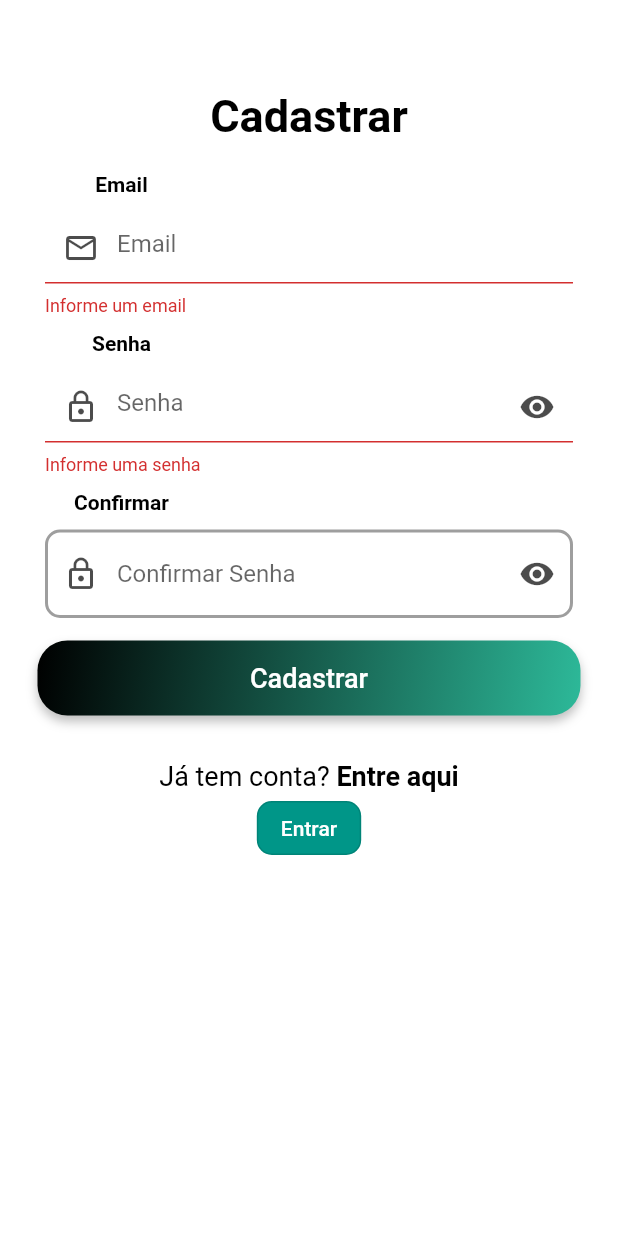
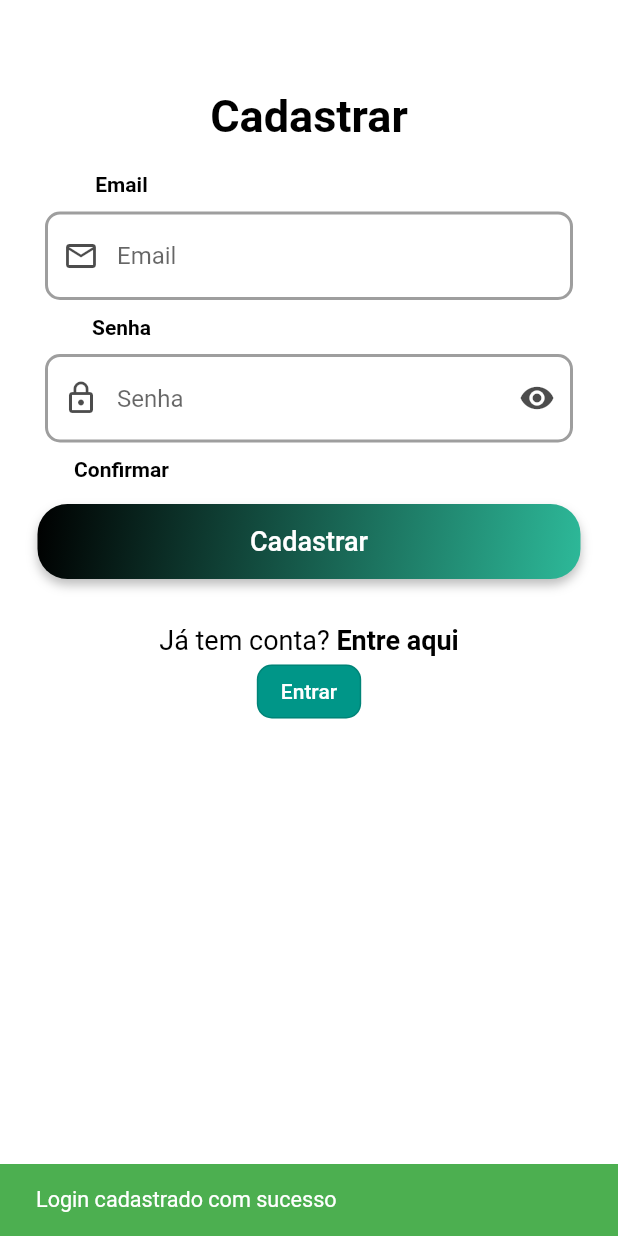
Before and after one commit to dimasmikael/konsi_app, a Flutter app: the RegistrationPage screen opened by its route, after a tap on "Cadastrar", on a phone screen of 412 x 824 dp. Run offline on Flutter 3.47's test engine with Material 2 defaults, Android fonts, the light colour scheme and no system bars; our stand-ins replace animated_splash_screen, convex_bottom_bar, firebase_auth, firebase_core, flutter_platform_widgets, flutter_staggered_animations and 3 more; accounts and stored records are empty; network calls fail; Roboto replaces fonts that are missing (OpenSans).

```diff
--- a/lib/app/data/models/user_model.dart
+++ b/lib/app/data/models/user_model.dart
@@ -1,51 +1,51 @@
+// class UserModel {
+//   String uid;
+//   String? email;
+//   String? password;
+//
+//   UserModel({
+//     required this.uid,
+//     this.email,
+//     this.password,
+//   });
+// }
+
 class UserModel {
-  String uid;
-  String? email;
-  String? password;
+  String? _idUser;
+  String? _name;
+  String? _email;
+  String? _password;
 
-  UserModel({
-    required this.uid,
-    this.email,
-    this.password,
-  });
+  UserModel();
+
+  Map<String, dynamic> toMap() {
+    Map<String, dynamic> map = {"idUser": idUser, "name": name, "email": email};
+
+    return map;
+  }
+
+  String get password => _password!;
+
+  set password(String value) {
+    _password = value;
+  }
+
+  String get email => _email!;
+
+  set email(String value) {
+    _email = value;
+  }
+
+
+  String get name => _name!;
+
+  set name(String value) {
+    _name = value;
+  }
+
+  String get idUser => _idUser!;
+
+  set idUser(String value) {
+    _idUser = value;
+  }
 }
-
-// class UserModel {
-//   String? _idUser;
-//   String? _name;
-//   String? _email;
-//   String? _password;
-//
-//   UserModel();
-//
-//   Map<String, dynamic> toMap() {
-//     Map<String, dynamic> map = {"idUser": idUser, "name": name, "email": email};
-//
-//     return map;
-//   }
-//
-//   String get password => _password!;
-//
-//   set password(String value) {
-//     _password = value;
-//   }
-//
-//   String get email => _email!;
-//
-//   set email(String value) {
-//     _email = value;
-//   }
-//
-//
-//   String get name => _name!;
-//
-//   set name(String value) {
-//     _name = value;
-//   }
-//
-//   String get idUser => _idUser!;
-//
-//   set idUser(String value) {
-//     _idUser = value;
-//   }
-// }
--- a/lib/app/data/providers/auth_provider.dart
+++ b/lib/app/data/providers/auth_provider.dart
@@ -1,92 +1,111 @@
 import 'package:flutter/material.dart';
 import 'package:firebase_auth/firebase_auth.dart';
 import 'package:konsi_app/app/data/models/user_model.dart';
-
-enum Status {
-  Uninitialized,
-  Authenticated,
-  Authenticating,
-  Unauthenticated,
-  Registering
-}
+import 'package:konsi_app/app/routes/routes.dart';
+import 'package:konsi_app/app/ui/android/components/alerts/alert.dart';
 
 class AuthProvider extends ChangeNotifier {
-  late FirebaseAuth _auth;
+  FirebaseAuth _auth = FirebaseAuth.instance;
+  Alert _alert = Alert();
+  User? loggedUser;
 
-  Status _status = Status.Uninitialized;
-
-  Status get status => _status;
-
-  AuthProvider() {
-    //initialise object
-    _auth = FirebaseAuth.instance;
-
-    //listener for authentication changes such as user sign in and sign out
-    _auth.authStateChanges().listen(onAuthStateChanged);
+  checkLoggedUser() {
+    loggedUser = _auth.currentUser;
+    return loggedUser;
   }
 
-  UserModel _userFromFirebase(User? user) {
-    if (user == null) {
-      return UserModel(uid: 'null');
+  Future registerWithEmailAndPassword(
+      UserModel? user, BuildContext? context) async {
+    try {
+      notifyListeners();
+      _auth
+          .createUserWithEmailAndPassword(
+              email: user!.email, password: user.password)
+          .then(
+        (firebaseUser) {
+          Navigator.pushReplacementNamed(context!, Routes.home);
+        },
+      );
+      _alert.success(context!, 'Login cadastrado com sucesso');
+    } on FirebaseAuthException catch (error) {
+      print(error);
+      notifyListeners();
+      _alert.error(
+        context!,
+        error.toString(),
+      );
+    } catch (e) {
+      notifyListeners();
+      print(e);
+      _alert.error(
+        context!,
+        e.toString(),
+      );
     }
-
-    return UserModel(
-      uid: user.uid,
-      email: user.email,
-    );
+    return null;
   }
 
-  Future<void> onAuthStateChanged(User? firebaseUser) async {
-    if (firebaseUser == null) {
-      _status = Status.Unauthenticated;
-    } else {
-      _userFromFirebase(firebaseUser);
-      _status = Status.Authenticated;
+  Future signInWithEmailAndPassword(
+      UserModel? user, BuildContext context) async {
+    try {
+      await _auth
+          .signInWithEmailAndPassword(
+              email: user!.email, password: user!.password)
+          .then(
+        (firebaseUser) {
+          Navigator.of(context).pushReplacementNamed(Routes.home);
+        },
+      );
+      notifyListeners();
+
+      _alert.success(context!, 'Sucesso!');
+    } on FirebaseAuthException catch (error) {
+      notifyListeners();
+      print(error);
+      _alert.error(
+        context!,
+        error.toString(),
+      );
+    } catch (e) {
+      notifyListeners();
+      print(e);
+      _alert.error(
+        context!,
+        e.toString(),
+      );
     }
-    notifyListeners();
-  }
-
-
-  Future<UserModel> registerWithEmailAndPassword(
-      String email, String password) async {
-    try {
-      _status = Status.Registering;
-      notifyListeners();
-      final UserCredential result = await _auth.createUserWithEmailAndPassword(
-          email: email, password: password);
-
-      return _userFromFirebase(result.user);
-    } catch (e) {
-      print("Error on the new user registration = " + e.toString());
-      _status = Status.Unauthenticated;
-      notifyListeners();
-      return UserModel( uid: 'null');
-    }
-  }
-
-
-  Future<bool> signInWithEmailAndPassword(String email, String password) async {
-    try {
-      _status = Status.Authenticating;
-      notifyListeners();
-      await _auth.signInWithEmailAndPassword(email: email, password: password);
-      return true;
-    } catch (e) {
-      print("Error on the sign in = " + e.toString());
-      _status = Status.Unauthenticated;
-      notifyListeners();
-      return false;
-    }
+    return null;
   }
 
   Future<void> sendPasswordResetEmail(String email) async {
     await _auth.sendPasswordResetEmail(email: email);
   }
 
-  Future signOut() async {
-    _auth.signOut();
-    _status = Status.Unauthenticated;
-    notifyListeners();
-    return Future.delayed(Duration.zero);
+  Future signOut(BuildContext context, [bool mounted = true]) async {
+    try {
+      await _auth.signOut().then(
+        (firebaseUser) {
+          Navigator.of(context).pushNamedAndRemoveUntil(
+              Routes.login, (Route<dynamic> route) => false);
+        },
+      );
+      notifyListeners();
+      if (!mounted) return;
+      _alert.success(context, 'Deslogado com sucesso');
+    } on FirebaseAuthException catch (error) {
+      notifyListeners();
+      print(error);
+      _alert.error(
+        context,
+        error.toString(),
+      );
+    } catch (e) {
+      notifyListeners();
+      print(e);
+      _alert.error(
+        context,
+        e.toString(),
+      );
+    }
   }
 }
--- /dev/null
+++ b/lib/app/ui/android/components/alerts/alert.dart
@@ -0,0 +1,35 @@
+import 'package:flutter/material.dart';
+import 'package:konsi_app/app/ui/android/components/style/text_style.dart';
+
+
+class Alert {
+  void error(BuildContext context, String text, [TextStyle? textStyle]) {
+    ScaffoldMessenger.of(context).showSnackBar(
+      SnackBar(
+        content: textAlert(text),
+        backgroundColor: Colors.red,
+        action: SnackBarAction(
+          label: "",
+          textColor: Colors.white,
+          onPressed: () {},
+        ),
+      ),
+    );
+  }
+
+  void success(BuildContext context, String text, [TextStyle? textStyle]) {
+    ScaffoldMessenger.of(context).showSnackBar(
+      SnackBar(
+        content: textAlert(
+          text,
+        ),
+        backgroundColor: Colors.green,
+        action: SnackBarAction(
+          label: "",
+          textColor: Colors.white,
+          onPressed: () {},
+        ),
+      ),
+    );
+  }
+}
--- a/lib/app/ui/android/components/style/text_style.dart
+++ b/lib/app/ui/android/components/style/text_style.dart
@@ -1,4 +1,5 @@
 import 'package:flutter/material.dart';
+import 'package:konsi_app/app/ui/android/components/widget_size_configuration/size_config.dart';
 
 Widget textFormSignIn(String text) {
   return Text(
@@ -40,3 +41,14 @@ Widget textLabelInput(String text) {
     ),
   );
 }
+
+
+Widget textAlert(String texto) {
+  return Text(
+    texto,
+    maxLines: 5,
+    style: TextStyle(
+      fontSize: WidgetSizeConfig.safeBlockHorizontal! * 3.5,
+    ),
+  );
+}
--- a/lib/app/ui/android/pages/auth/register_page.dart
+++ b/lib/app/ui/android/pages/auth/register_page.dart
@@ -19,12 +19,13 @@ class RegistrationPage extends StatefulWidget {
 
 class _RegistrationPageState extends State<RegistrationPage>
     with ValidationMixin {
-  late TextEditingController _emailController;
-  late TextEditingController _passwordController;
-  late TextEditingController _confirmPasswordController;
+  TextEditingController _emailController = TextEditingController();
+  TextEditingController _passwordController = TextEditingController();
+  TextEditingController _confirmPasswordController = TextEditingController();
   final _formKey = GlobalKey<FormState>();
   final _scaffoldKey = GlobalKey<ScaffoldState>();
   bool _isObscure = true;
+  UserModel? user = UserModel();
   @override
   void initState() {
     super.initState();
@@ -79,6 +80,11 @@ class _RegistrationPageState extends State<RegistrationPage>
   Widget build(BuildContext context) {
     WidgetSizeConfig().init(context);
     final authProvider = Provider.of<AuthProvider>(context);
+
+    setState(() {
+      user?.email = _emailController.text;
+      user?.password = _passwordController.text;
+    });
 
     return Scaffold(
       key: _scaffoldKey,
@@ -151,72 +157,65 @@ class _RegistrationPageState extends State<RegistrationPage>
                 textLabelInput(
                   'Confirmar',
                 ),
-                CustomInputForm(
-                  controller: _confirmPasswordController,
-                  icon: Icons.lock_outline,
-                  suffixIcon: IconButton(
-                    color: Colors.black.withOpacity(.7),
-                    onPressed: () {
-                      setState(
-                        () {
-                          _isObscure = !_isObscure;
-                        },
-                      );
-                    },
-                    icon: Icon(
-                      _isObscure ? Icons.visibility : Icons.visibility_off,
-                    ),
-                  ),
-                  hint: "Confirmar Senha",
-                  keyboardType: TextInputType.text,
-                  obscureText: _isObscure,
-                  validator: (val) => combine(
-                    [
-                      () => confirmPassword(
-                          val,
-                          val != _passwordController.text
-                              ? 'As senhas devem ser iguais'
-                              : '3232'),
-
-                    ],
-                  ),
-                ),
-                authProvider.status == Status.Registering
-                    ? const Center(
-                        child: CircularProgressIndicator(),
-                      )
-                    : CustomdButtonFormWidget(
+                // CustomInputForm(
+                //   controller: _confirmPasswordController,
+                //   icon: Icons.lock_outline,
+                //   suffixIcon: IconButton(
+                //     color: Colors.black.withOpacity(.7),
+                //     onPressed: () {
+                //       setState(
+                //         () {
+                //           _isObscure = !_isObscure;
+                //         },
+                //       );
+                //     },
+                //     icon: Icon(
+                //       _isObscure ? Icons.visibility : Icons.visibility_off,
+                //     ),
+                //   ),
+                //   hint: "Confirmar Senha",
+                //   keyboardType: TextInputType.text,
+                //   obscureText: _isObscure,
+                //   validator: (val) => combine(
+                //     [
+                //       () => confirmPassword(
+                //           val,
+                //           val != _passwordController.text
+                //               ? 'As senhas devem ser iguais'
+                //               : '3232'),
+                //
+                //     ],
+                //   ),
+                // ),
+                CustomdButtonFormWidget(
                     buttonText: 'Cadastrar',
                     width: WidgetSizeConfig.screenWidth! * 10,
                     onpressed: () async {
-                          if (_formKey.currentState!.validate()) {
+                      //   if (_formKey.currentState!.validate()) {
                       FocusScope.of(context)
                           .unfocus(); //to hide the keyboard - if any
+                      await authProvider.registerWithEmailAndPassword(
+                          user, context);
+                      //  UserModel? userModel =
+                      //       await authProvider.registerWithEmailAndPassword(
+                      //           _emailController.text,
+                      //           _passwordController.text,context);
 
-                            UserModel userModel =
-                                await authProvider.registerWithEmailAndPassword(
-                                    _emailController.text,
-                                    _passwordController.text);
-
-                            if (userModel == null) {
-                              // _scaffoldKey.currentState!.showSnackBar(SnackBar(
-                              //   content:
-                              const Text("loginTxtErrorSignIn222");
-                              // ));
-                            } else {
-                              if (mounted) {
-                                Navigator.of(context)
-                                    .pushReplacementNamed(Routes.home);
-                              }
-                            }
+                      // if (userModel == null) {
+                      //   // _scaffoldKey.currentState!.showSnackBar(SnackBar(
+                      //   //   content:
+                      //   const Text("loginTxtErrorSignIn222");
+                      //   // ));
+                      // } else {
+                      //   if (mounted) {
+                      //     Navigator.of(context)
+                      //         .pushReplacementNamed(Routes.home);
+                      //   }
+                      // }
                       //  }
-                          }
+                      //      }
                     }),
-                authProvider.status == Status.Registering
-                    ? const Center(
-                        child: null,
-                      )
-                    : Padding(
+                Padding(
                   padding: const EdgeInsets.only(top: 15),
                   child: Center(child: _buildSignupBtn()
 
@@ -227,21 +226,15 @@ class _RegistrationPageState extends State<RegistrationPage>
                       // )
                       ),
                 ),
-                authProvider.status == Status.Registering
-                    ? const Center(
-                        child: null,
-                      )
-                    : OutlinedButton(
+                OutlinedButton(
                   style: OutlinedButton.styleFrom(
                     foregroundColor: Colors.white,
                     backgroundColor: Colors.teal,
                     shape: const RoundedRectangleBorder(
-                              borderRadius:
-                                  BorderRadius.all(Radius.circular(10))),
+                        borderRadius: BorderRadius.all(Radius.circular(10))),
                   ),
                   onPressed: () {
-                          Navigator.of(context)
-                              .pushReplacementNamed(Routes.login);
+                    Navigator.of(context).pushReplacementNamed(Routes.login);
                   },
                   child: const Text('Entrar'),
                 )
--- a/lib/main.dart
+++ b/lib/main.dart
@@ -33,7 +33,7 @@ void main() async {
           theme: appThemeData,
           debugShowCheckedModeBanner: false,
           routes: Routes.routes,
-          initialRoute: '/home',
+          initialRoute: '/splash',
           //
           // home:
           // Consumer<AuthProvider>(
```
Also changed, not shown: lib/app/ui/android/pages/auth/sign_in_page.dart (+4 -3 lines), lib/app/ui/android/pages/auth/widgets_auth_page/form_auth/form_auth_widget.dart (+33 -40 lines), lib/app/ui/android/pages/config/config_page.dart (+10 -10 lines), lib/app/ui/android/pages/initial/initial_page.dart (+9 -1 lines). Lines whose indentation alone changed are shown as unchanged.
